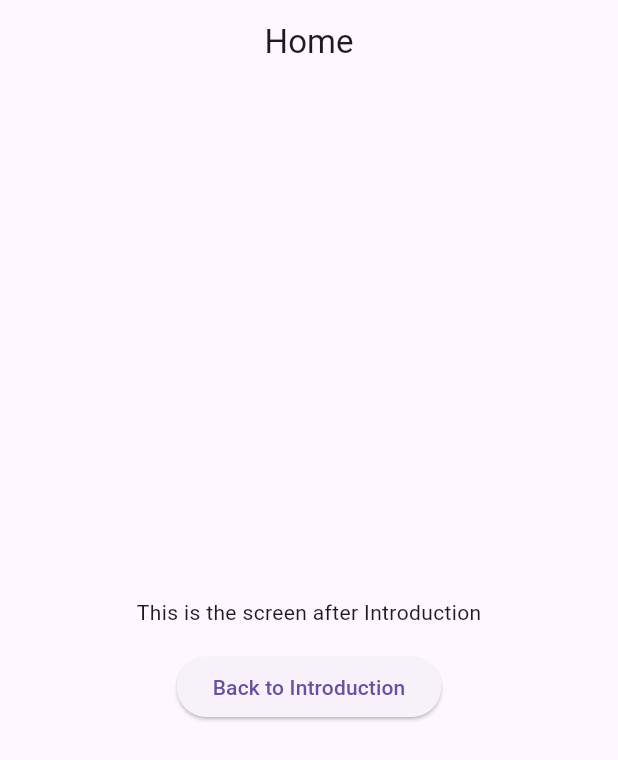
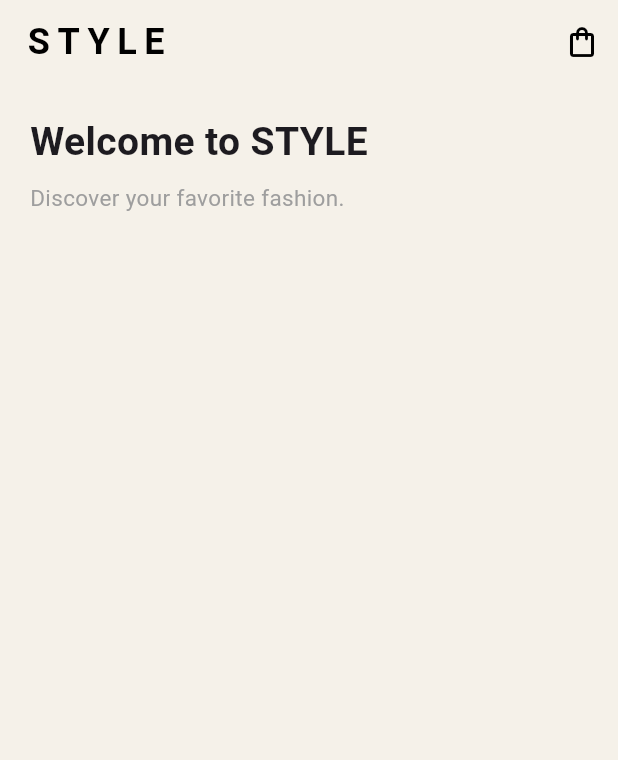
Before and after one commit to ahmedalfy140-jpg/store-app-clean-arch, a Flutter app: the HomeView screen opened directly, on a phone screen of 412 x 824 dp. Shown: the top 760 px of the screen. Run offline on Flutter 3.47's test engine with Material 3 defaults, Android fonts, the phone set to English and light mode, and no system bars; our stand-ins replace bloc, firebase_auth, firebase_core, flutter_bloc, introduction_screen; accounts and stored records are empty.

```diff
--- a/lib/features/auth/presentation/views/login_view.dart
+++ b/lib/features/auth/presentation/views/login_view.dart
@@ -206,7 +206,7 @@ final TextEditingController passwordController = TextEditingController();
                               GestureDetector(
                                 onTap: () {
                                   // Navigate to registration screen
-                                  Navigator.of(context).push(
+                                  Navigator.pushReplacement(context,
                                     MaterialPageRoute(
                                       builder: (_) => const SignUpView(),
                                     ),
--- a/lib/features/home/presentation/views/home_view.dart
+++ b/lib/features/home/presentation/views/home_view.dart
@@ -1,26 +1,62 @@
 import 'package:flutter/material.dart';
-import 'package:store_app_clean_arch/features/onBoarding/presentation/views/onBoarding_view.dart';
+
 
 class HomeView extends StatelessWidget {
   const HomeView({super.key});
-    void _onBackToIntro(BuildContext context) {
-    Navigator.of(context).pushReplacement(
-      MaterialPageRoute(builder: (_) => const OnboardingView()),
-    );
-  }
+
 
   @override
   Widget build(BuildContext context) {
-    return  Scaffold(
-      appBar: AppBar(title:Text('Home'),centerTitle: true,),
-      body:Center(child: Column(
-        mainAxisSize: MainAxisSize.min,
-        children: [const Text("This is the screen after Introduction"),
-            const SizedBox(height: 16.0),
-            ElevatedButton(
-              onPressed: () => _onBackToIntro(context),
-              child: const Text('Back to Introduction'),
-            ),],)) ,
+    return Scaffold(
+      backgroundColor: const Color(0xFFF5F1E9),
+      appBar: AppBar(
+        backgroundColor: const Color(0xFFF5F1E9),
+        elevation: 0,
+        automaticallyImplyLeading: false,
+        title: const Text(
+          'STYLE',
+          style: TextStyle(
+            fontSize: 24,
+            fontWeight: FontWeight.bold,
+            letterSpacing: 5,
+            color: Colors.black,
+          ),
+        ),
+        actions: [
+          IconButton(
+            onPressed: () {},
+            icon: const Icon(
+              Icons.shopping_bag_outlined,
+              color: Colors.black,
+            ),
+          ),
+        ],
+      ),
+      body: const SafeArea(
+        child: Padding(
+          padding: EdgeInsets.all(20),
+          child: Column(
+            crossAxisAlignment: CrossAxisAlignment.start,
+            children: [
+              Text(
+                'Welcome to STYLE',
+                style: TextStyle(
+                  fontSize: 26,
+                  fontWeight: FontWeight.bold,
+                ),
+              ),
+              SizedBox(height: 8),
+              Text(
+                'Discover your favorite fashion.',
+                style: TextStyle(
+                  fontSize: 15,
+                  color: Colors.grey,
+                ),
+              ),
+            ],
+          ),
+        ),
+      ),
     );
   }
 }
--- a/lib/main.dart
+++ b/lib/main.dart
@@ -1,9 +1,9 @@
 import 'package:firebase_core/firebase_core.dart';
 import 'package:flutter/material.dart';
 import 'package:flutter/services.dart';
-import 'package:store_app_clean_arch/features/auth/presentation/views/login_view.dart';
-import 'package:store_app_clean_arch/features/onBoarding/presentation/views/onBoarding_view.dart';
-import 'package:store_app_clean_arch/features/onBoarding/presentation/views/widgets/onboarding_2_view.dart';
+
+import 'package:store_app_clean_arch/features/home/presentation/views/home_view.dart';
+
 import 'package:store_app_clean_arch/firebase_options.dart';
 
 void main() async {
@@ -27,7 +27,7 @@ class MyApp extends StatelessWidget {
       debugShowCheckedModeBanner: false,
       theme: ThemeData(primarySwatch: Colors.blue, useMaterial3: true),
 
-      home:OnboardingView() ,
+      home:HomeView() ,
     );
   }
 }
```
Also changed, not shown: lib/features/home/presentation/views/widgets/home_search_field.dart (added, +22 -0 lines).
